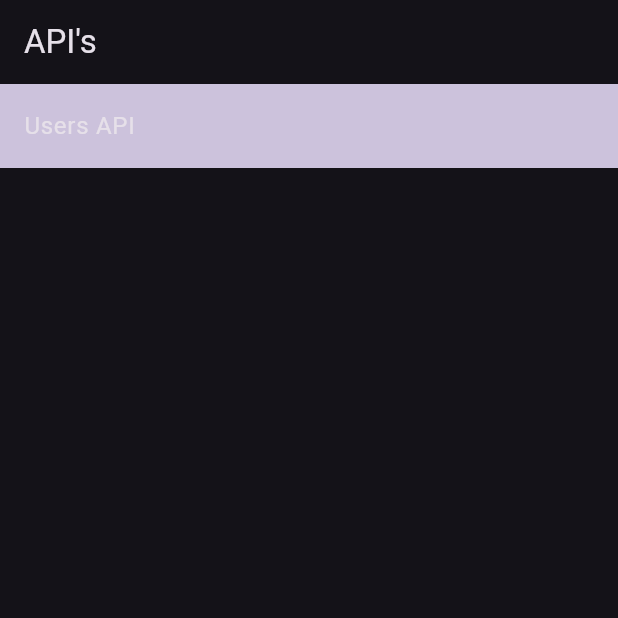
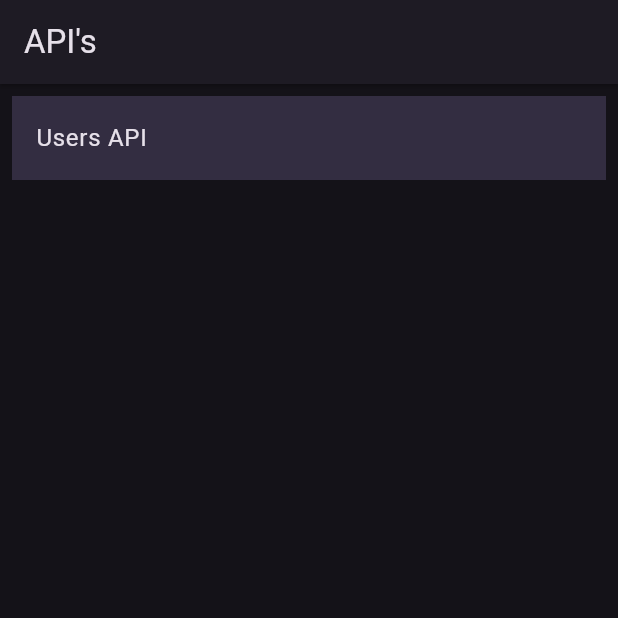
Before and after one commit to Zimil-Patel/regular_tasks, a Flutter app: the screen it shows after launch, on a phone screen of 412 x 824 dp, the top half of it. Run offline on Flutter 3.47's test engine with Material 3 defaults, Android fonts, the phone set to English and light mode, and no system bars; our stand-ins replace assets_audio_player, blurrycontainer, carousel_slider, chewie, google_fonts, video_player; missing offline and left inert: async_wallpaper, flutter_wallpaper_manager.

Commit message:
17-06-2024

```diff
--- a/lib/tasks/api calling/api_calling_example.dart
+++ b/lib/tasks/api calling/api_calling_example.dart
@@ -8,18 +8,23 @@ class ApiCallingExample extends StatelessWidget {
   Widget build(BuildContext context) {
     return Scaffold(
         appBar: AppBar(
+          elevation: 1,
+          shadowColor: Colors.black,
           centerTitle: false,
           title: const Text('API\'s'),
         ),
 
         body: Column(
           children: [
-            ListTile(
-              onTap: () {
-                Navigator.push(context, MaterialPageRoute(builder: (context) => const UserApiHomePage(),));
-              },
-              tileColor: Theme.of(context).colorScheme.secondary,
-              title: const Text('Users API'),
+            Padding(
+              padding: const EdgeInsets.all(8.0),
+              child: ListTile(
+                onTap: () {
+                  Navigator.push(context, MaterialPageRoute(builder: (context) => const UserApiHomePage(),));
+                },
+                tileColor: Theme.of(context).colorScheme.onSecondary,
+                title: const Text('Users API'),
+              ),
             ),
           ],
         ),
--- a/lib/tasks/api calling/users api/home page/view/user_api_home_page.dart
+++ b/lib/tasks/api calling/users api/home page/view/user_api_home_page.dart
@@ -6,7 +6,9 @@ class UserApiHomePage extends StatelessWidget {
   Widget build(BuildContext context) {
     return Scaffold(
       appBar: AppBar(
-        title: Text('User\'s data Form API'),
+        elevation: 1,
+        shadowColor: Colors.black,
+        title: const Text('User\'s data Form API'),
       ),
     );
   }
```
Also changed, not shown: lib/tasks/api calling/api service/api_service.dart (+15 -0 lines), lib/tasks/api calling/users api/home page/provider/user_api_provider.dart (+20 -0 lines).
